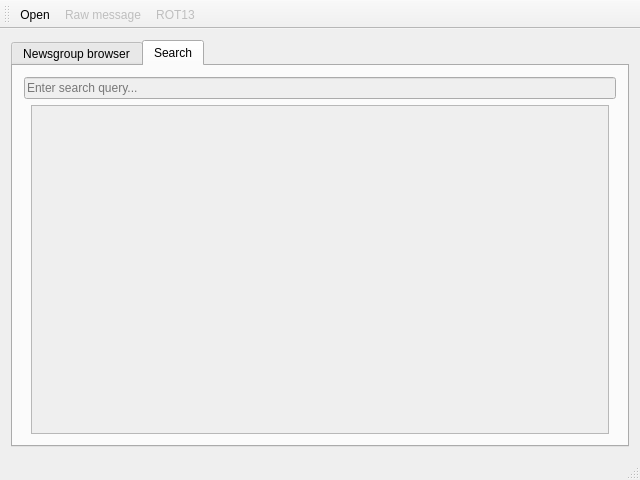
Old version of the form browser/browser.ui in the repository wolfpld/usenetarchive.
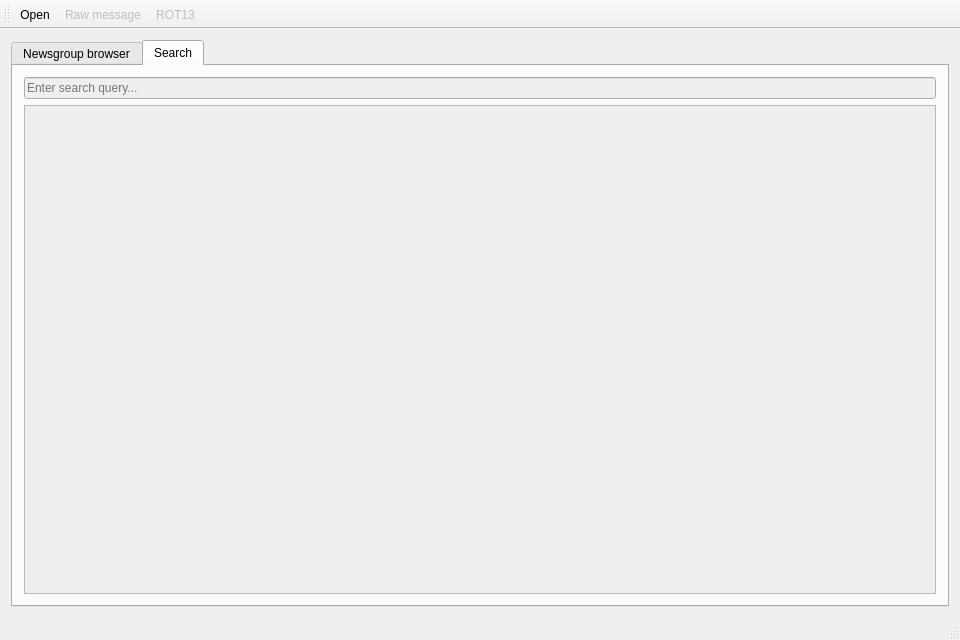
New version of the form. The open tabs and pages were chosen to show the change.

Commit message: Window layout adjustments.

Diff of the .ui file:
```diff
--- a/browser/browser.ui
+++ b/browser/browser.ui
@@ -6,8 +6,8 @@
    <rect>
     <x>0</x>
     <y>0</y>
-    <width>640</width>
-    <height>480</height>
+    <width>960</width>
+    <height>640</height>
    </rect>
   </property>
   <property name="minimumSize">
@@ -98,10 +98,22 @@
               <property name="orientation">
                <enum>Qt::Horizontal</enum>
               </property>
+              <property name="sizeHint" stdset="0">
+               <size>
+                <width>0</width>
+                <height>0</height>
+               </size>
+              </property>
              </spacer>
             </item>
             <item>
              <widget class="QScrollArea" name="scrollArea">
+              <property name="sizePolicy">
+               <sizepolicy hsizetype="Expanding" vsizetype="Expanding">
+                <horstretch>1</horstretch>
+                <verstretch>0</verstretch>
+               </sizepolicy>
+              </property>
               <property name="maximumSize">
                <size>
                 <width>1024</width>
@@ -116,8 +128,8 @@
                 <rect>
                  <x>0</x>
                  <y>0</y>
-                 <width>196</width>
-                 <height>333</height>
+                 <width>914</width>
+                 <height>493</height>
                 </rect>
                </property>
                <layout class="QGridLayout" name="gridLayout_4">
@@ -133,6 +145,12 @@
               <property name="orientation">
                <enum>Qt::Horizontal</enum>
               </property>
+              <property name="sizeHint" stdset="0">
+               <size>
+                <width>0</width>
+                <height>0</height>
+               </size>
+              </property>
              </spacer>
             </item>
            </layout>
```
